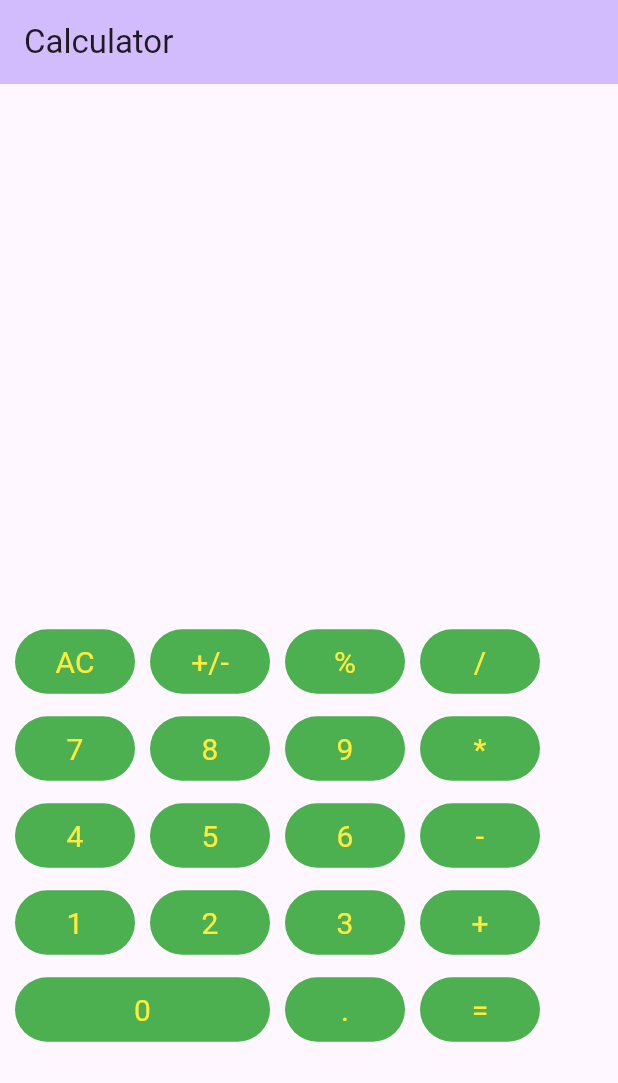
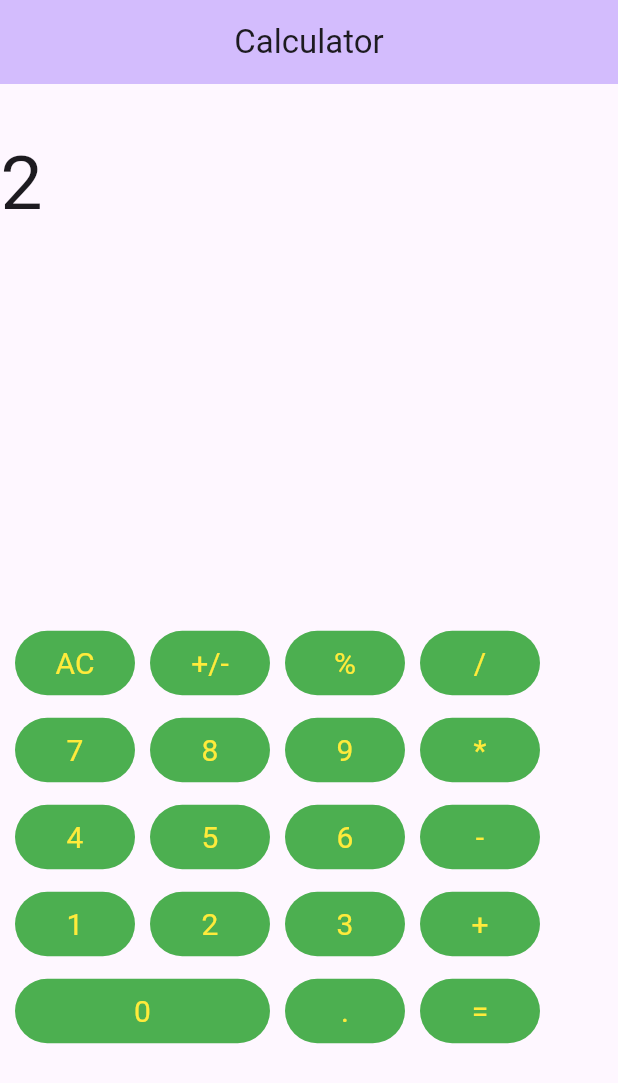
Before and after one commit to Akhil184/Calculator-App, a Flutter app: the screen it shows after launch, after a tap on "+/-", on a phone screen of 412 x 824 dp. Shown: the top 1083 px of the screen. Run offline on Flutter 3.47's test engine with Material 3 defaults, Android fonts, the phone set to English and light mode, and no system bars.

Commit message:
change layout

```diff
--- a/lib/main.dart
+++ b/lib/main.dart
@@ -34,13 +34,14 @@ class _MyHomePageState extends State<MyHomePage> {
 
   TextEditingController _controller = TextEditingController();
 
+  late var add=0;
 
   @override
   Widget build(BuildContext context) {
 
     return Scaffold(
       appBar: AppBar(
-
+centerTitle:true,
         backgroundColor: Theme.of(context).colorScheme.inversePrimary,
 
         title: Text(widget.title),
@@ -50,6 +51,9 @@ class _MyHomePageState extends State<MyHomePage> {
           // in the middle of the parent.
           children: [
             TextField(
+              style:TextStyle(
+                fontSize:50,
+              ),
               controller: _controller,
               decoration: InputDecoration(
                   border: InputBorder.none,
@@ -59,7 +63,7 @@ class _MyHomePageState extends State<MyHomePage> {
             ),
 
     Padding(
-    padding:EdgeInsets.only(top:300,left:5),
+    padding:EdgeInsets.only(top:250,left:5),
     child:Row(
             children:[
 
@@ -93,7 +97,7 @@ class _MyHomePageState extends State<MyHomePage> {
     child: Text('+/-', style: TextStyle(fontSize: 20.0),),
     onPressed: () {
       setState(() {
-        _controller.value=2 as TextEditingValue;
+        _controller.text="2";
 //
       });
     },
@@ -143,7 +147,13 @@ class _MyHomePageState extends State<MyHomePage> {
                           backgroundColor: Colors.green,
                           textStyle: const TextStyle(fontSize: 20)),
                       child: Text('7', style: TextStyle(fontSize: 20.0),),
-                      onPressed: () {},
+                      onPressed: () {
+    setState(() {
+      _controller.text="2";
+
+    });
+
+                      },
                     ),
                   ),
                   Container(
```
